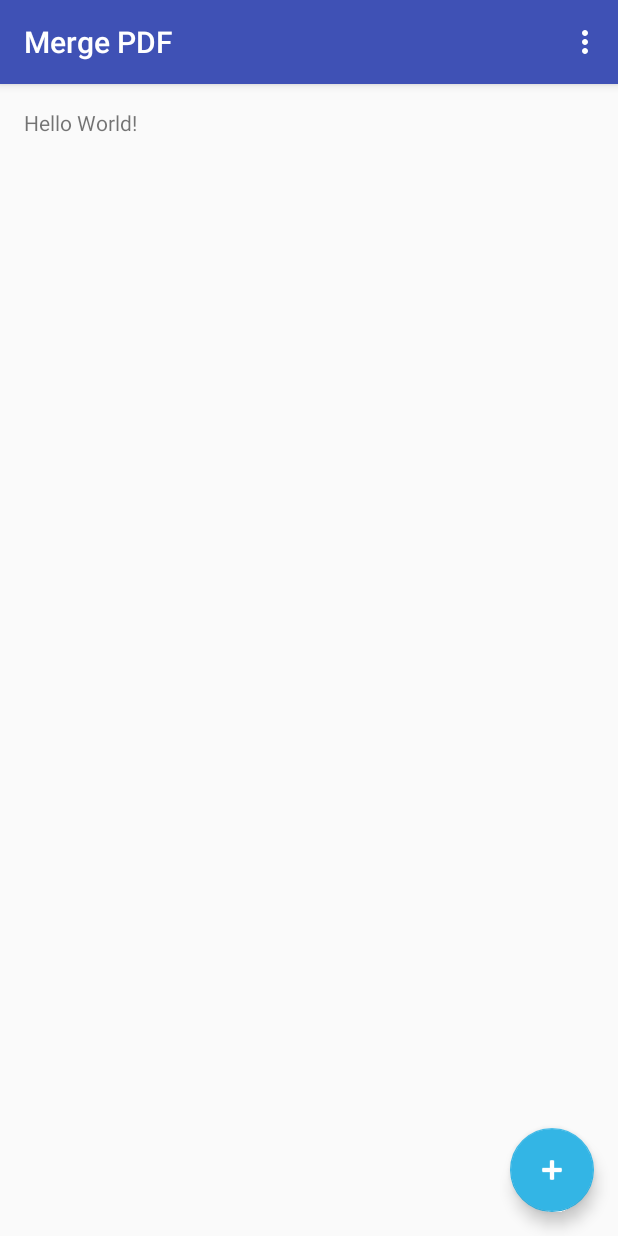
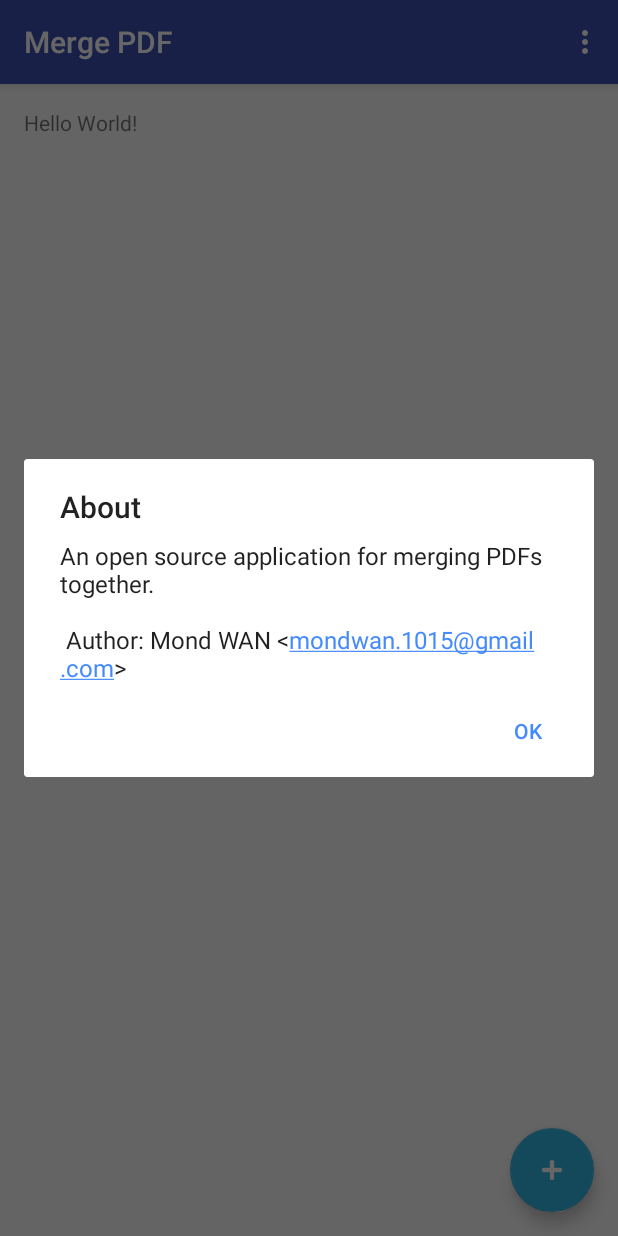
Before and after one commit to mondwan/android-MergePDF, an Android app: the screen it shows after launch (MainActivity), in the options menu, after a tap on "About", on a phone screen of 412 x 824 dp. Run offline under Robolectric (Android 15) with nearby library versions, the phone set to English and light mode, and no system bars; 5 statements that could not run were skipped.

Commit message:
Implement a dialog when clicking about on main activity

```diff
--- a/app/src/main/java/com/practical_developer/mergepdf/MainActivity.java
+++ b/app/src/main/java/com/practical_developer/mergepdf/MainActivity.java
@@ -4,11 +4,16 @@ import android.content.Intent;
 import android.net.Uri;
 import android.os.Bundle;
 import android.support.design.widget.FloatingActionButton;
+import android.support.v7.app.AlertDialog;
 import android.support.v7.app.AppCompatActivity;
 import android.support.v7.widget.Toolbar;
+import android.text.SpannableString;
+import android.text.method.LinkMovementMethod;
+import android.text.util.Linkify;
 import android.view.View;
 import android.view.Menu;
 import android.view.MenuItem;
+import android.widget.TextView;
 
 import com.google.android.gms.appindexing.Action;
 import com.google.android.gms.appindexing.AppIndex;
@@ -65,6 +70,28 @@ public class MainActivity extends AppCompatActivity {
 
         //noinspection SimplifiableIfStatement
         if (id == R.id.about_setting) {
+            AlertDialog.Builder builder = new AlertDialog.Builder(
+                this,
+                R.style.AppTheme_AlertDialog
+            );
+            SpannableString s = new SpannableString(
+                getApplicationContext().getText(R.string.about_content)
+            );
+            Linkify.addLinks(s, Linkify.EMAIL_ADDRESSES);
+
+            AlertDialog d = builder
+                .setTitle(R.string.about_setting)
+                .setMessage(s)
+                .setPositiveButton(R.string.button_ok, null)
+                .setCancelable(true)
+                .create();
+            d.show();
+
+            TextView t = (TextView) d.findViewById(android.R.id.message);
+            if (t != null) {
+                t.setMovementMethod(LinkMovementMethod.getInstance());
+            }
+
             return true;
         }
 
--- a/app/src/main/res/values/strings.xml
+++ b/app/src/main/res/values/strings.xml
@@ -1,6 +1,11 @@
 <resources>
     <string name="app_name">Merge PDF</string>
+    <string name="button_ok">OK</string>
     <string name="about_setting">About</string>
+    <string name="about_content">
+        An open source application for merging PDFs together.\n\n
+        Author: Mond WAN &lt;mondwan.1015@gmail.com&gt;
+    </string>
     <string name="merge_setting">Merge Setting</string>
     <string name="merge_now">Merge Now</string>
     <string name="file_name">File Name</string>
--- a/app/src/main/res/values/styles.xml
+++ b/app/src/main/res/values/styles.xml
@@ -18,4 +18,9 @@
 
     <style name="AppTheme.PopupOverlay" parent="ThemeOverlay.AppCompat.Light"/>
 
+    <style
+        name="AppTheme.AlertDialog"
+        parent="Theme.AppCompat.Light.Dialog.Alert">
+            <item name="colorAccent">#448AFF</item>
+    </style>
 </resources>
```
Also changed, not shown: 1 other file.
